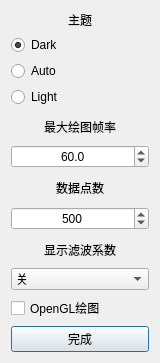
The window that DP100GUI/DP100GUI_Graphics.ui (ElluIFX/DP100-PyQt5-GUI) describes before a commit, drawn with Qt 5.
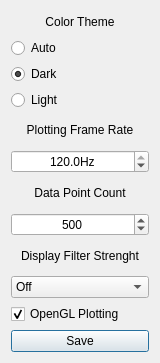
The same window after the commit.

Diff of the .ui file:
```diff
--- a/DP100GUI/DP100GUI_Graphics.ui
+++ b/DP100GUI/DP100GUI_Graphics.ui
@@ -53,7 +53,7 @@
       </size>
      </property>
      <property name="text">
-      <string>主题</string>
+      <string>Color Theme</string>
      </property>
      <property name="alignment">
       <set>Qt::AlignCenter</set>
@@ -63,19 +63,6 @@
      </property>
     </widget>
    </item>
-   <item>
-    <widget class="QRadioButton" name="radioDark">
-     <property name="text">
-      <string>Dark</string>
-     </property>
-     <property name="checked">
-      <bool>true</bool>
-     </property>
-     <attribute name="buttonGroup">
-      <string notr="true">buttonGroup</string>
-     </attribute>
-    </widget>
-   </item>
    <item>
     <widget class="QRadioButton" name="radioAuto">
      <property name="text">
@@ -86,6 +73,19 @@
      </attribute>
     </widget>
    </item>
+   <item>
+    <widget class="QRadioButton" name="radioDark">
+     <property name="text">
+      <string>Dark</string>
+     </property>
+     <property name="checked">
+      <bool>true</bool>
+     </property>
+     <attribute name="buttonGroup">
+      <string notr="true">buttonGroup</string>
+     </attribute>
+    </widget>
+   </item>
    <item>
     <widget class="QRadioButton" name="radioLight">
      <property name="text">
@@ -111,7 +111,7 @@
       </size>
      </property>
      <property name="text">
-      <string>最大绘图帧率</string>
+      <string>Plotting Frame Rate</string>
      </property>
      <property name="alignment">
       <set>Qt::AlignCenter</set>
@@ -126,6 +126,9 @@
      <property name="alignment">
       <set>Qt::AlignCenter</set>
      </property>
+     <property name="suffix">
+      <string>Hz</string>
+     </property>
      <property name="decimals">
       <number>1</number>
      </property>
@@ -139,7 +142,7 @@
       <double>5.000000000000000</double>
      </property>
      <property name="value">
-      <double>60.000000000000000</double>
+      <double>120.000000000000000</double>
      </property>
     </widget>
    </item>
@@ -158,7 +161,7 @@
       </size>
      </property>
      <property name="text">
-      <string>数据点数</string>
+      <string>Data Point Count</string>
      </property>
      <property name="alignment">
       <set>Qt::AlignCenter</set>
@@ -202,7 +205,7 @@
       </size>
      </property>
      <property name="text">
-      <string>显示滤波系数</string>
+      <string>Display Filter Strenght</string>
      </property>
      <property name="alignment">
       <set>Qt::AlignCenter</set>
@@ -225,7 +228,7 @@
      </property>
      <item>
       <property name="text">
-       <string>关</string>
+       <string>Off</string>
       </property>
      </item>
      <item>
@@ -253,14 +256,17 @@
    <item>
     <widget class="QCheckBox" name="checkBoxOpenGL">
      <property name="text">
-      <string>OpenGL绘图</string>
+      <string>OpenGL Plotting</string>
+     </property>
+     <property name="checked">
+      <bool>true</bool>
      </property>
     </widget>
    </item>
    <item>
     <widget class="QPushButton" name="btnClose">
      <property name="text">
-      <string>完成</string>
+      <string>Save</string>
      </property>
     </widget>
    </item>
```
Left out of the diff: 10 changed lines with no effect on the pictures.
